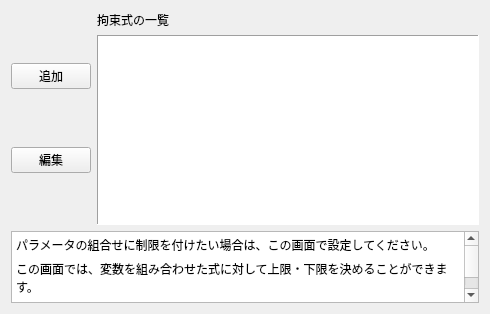
Before: the Qt Designer form pyfemtet_opt_gui_2/ui/WizardPage_cns.ui in pyfemtet/pyfemtet-opt-gui, drawn with Qt 5.
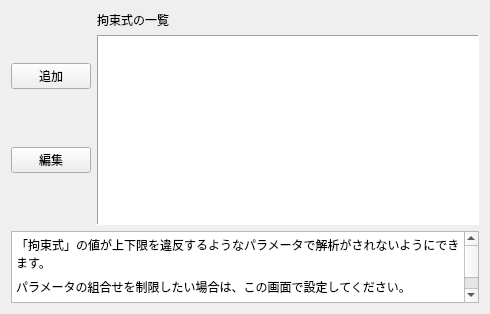
After: the same form once the commit is applied. Icons and pictures are not drawn.

What changed in the file:
```diff
--- a/pyfemtet_opt_gui_2/ui/WizardPage_cns.ui
+++ b/pyfemtet_opt_gui_2/ui/WizardPage_cns.ui
@@ -114,9 +114,9 @@
 li.unchecked::marker { content: &quot;\2610&quot;; }
 li.checked::marker { content: &quot;\2612&quot;; }
 &lt;/style&gt;&lt;/head&gt;&lt;body style=&quot; font-family:'Yu Gothic UI'; font-size:9pt; font-weight:400; font-style:normal;&quot;&gt;
-&lt;p style=&quot; margin-top:6px; margin-bottom:6px; margin-left:0px; margin-right:0px; -qt-block-indent:0; text-indent:0px;&quot;&gt;パラメータの組合せに制限を付けたい場合は、この画面で設定してください。&lt;/p&gt;
-&lt;p style=&quot; margin-top:6px; margin-bottom:6px; margin-left:0px; margin-right:0px; -qt-block-indent:0; text-indent:0px;&quot;&gt;この画面では、変数を組み合わせた式に対して上限・下限を決めることができます。&lt;/p&gt;
-&lt;p style=&quot; margin-top:6px; margin-bottom:6px; margin-left:0px; margin-right:0px; -qt-block-indent:0; text-indent:0px;&quot;&gt;必要なければ、「次へ」を押してください。&lt;/p&gt;&lt;/body&gt;&lt;/html&gt;</string>
+&lt;p style=&quot; margin-top:6px; margin-bottom:6px; margin-left:0px; margin-right:0px; -qt-block-indent:0; text-indent:0px;&quot;&gt;「拘束式」の値が上下限を違反するようなパラメータで解析がされないようにできます。&lt;/p&gt;
+&lt;p style=&quot; margin-top:6px; margin-bottom:6px; margin-left:0px; margin-right:0px; -qt-block-indent:0; text-indent:0px;&quot;&gt;パラメータの組合せを制限したい場合は、この画面で設定してください。&lt;/p&gt;
+&lt;p style=&quot; margin-top:6px; margin-bottom:6px; margin-left:0px; margin-right:0px; -qt-block-indent:0; text-indent:0px;&quot;&gt;この設定が必要なければ、「次へ」を押してください。&lt;/p&gt;&lt;/body&gt;&lt;/html&gt;</string>
      </property>
     </widget>
    </item>
```
Left out of the diff: 6 changed lines with no effect on the pictures.
